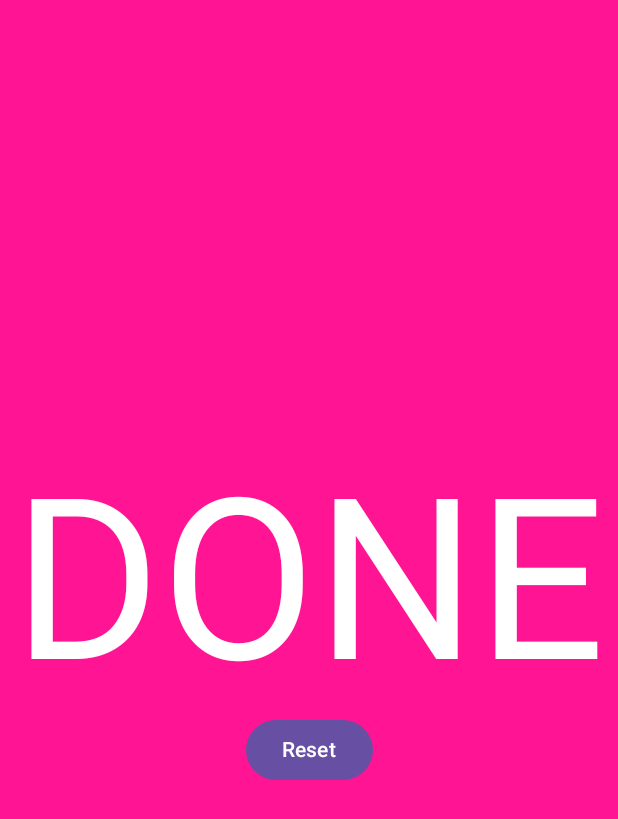
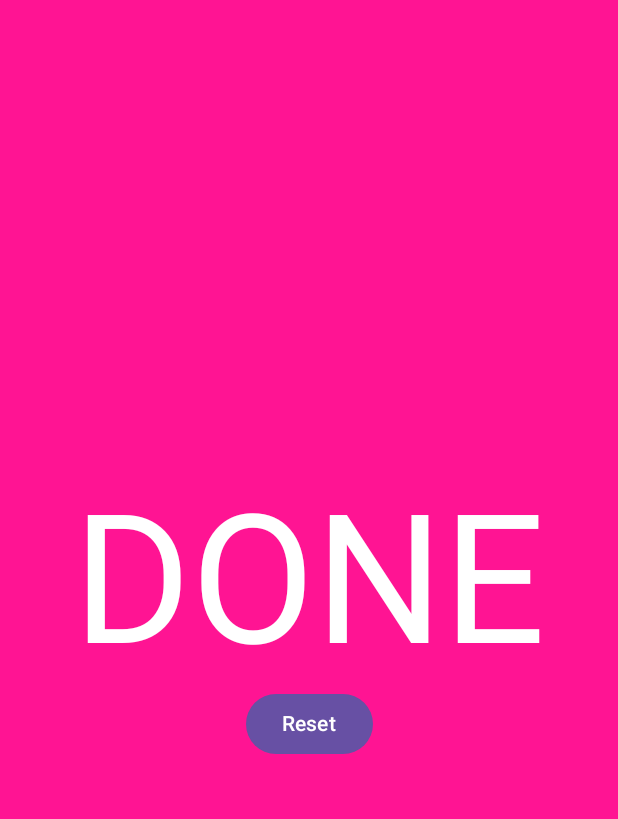
Before and after one commit to 1aksn/DJTimer, an Android app built with Jetpack Compose: the DoneScreen screen opened through its navigation route, on a phone screen of 412 x 824 dp. Shown: the top 819 px of the screen. Run offline under Robolectric (Android 15) with nearby library versions, the phone set to English and light mode, and no system bars; our stand-ins replace Dagger/Hilt's generated code.

Commit message:
フォントサイズ変更

```diff
--- a/app/src/main/java/com/example/djtimer/ui/DoneScreen.kt
+++ b/app/src/main/java/com/example/djtimer/ui/DoneScreen.kt
@@ -21,7 +21,7 @@ fun DoneScreen(navController: NavController) {
         .background(Color(0xFFFF1493))
        ,contentAlignment = Alignment.Center) {
         Column(horizontalAlignment = Alignment.CenterHorizontally) {
-            Text("DONE", fontSize = 150.sp,
+            Text("DONE", fontSize = 120.sp,
                 style = MaterialTheme.typography.headlineLarge,
                 color = Color.White)
             Button(onClick = {
--- a/app/src/main/java/com/example/djtimer/ui/TimerCountScreen.kt
+++ b/app/src/main/java/com/example/djtimer/ui/TimerCountScreen.kt
@@ -137,7 +137,7 @@ fun TimerCountScreen(navController: NavController, backStackEntry: NavBackStackE
                         text = timeDisplay,
                         style = MaterialTheme.typography.headlineLarge,
                         color = Color.White,
-                        fontSize = 100.sp
+                        fontSize = 90.sp
                     )
                 }
 
@@ -160,7 +160,7 @@ fun TimerCountScreen(navController: NavController, backStackEntry: NavBackStackE
                     text = timeDisplay,
                     style = MaterialTheme.typography.headlineLarge,
                     color = Color.White,
-                    fontSize = 150.sp
+                    fontSize = 120.sp
                 )
             }
         }
```
